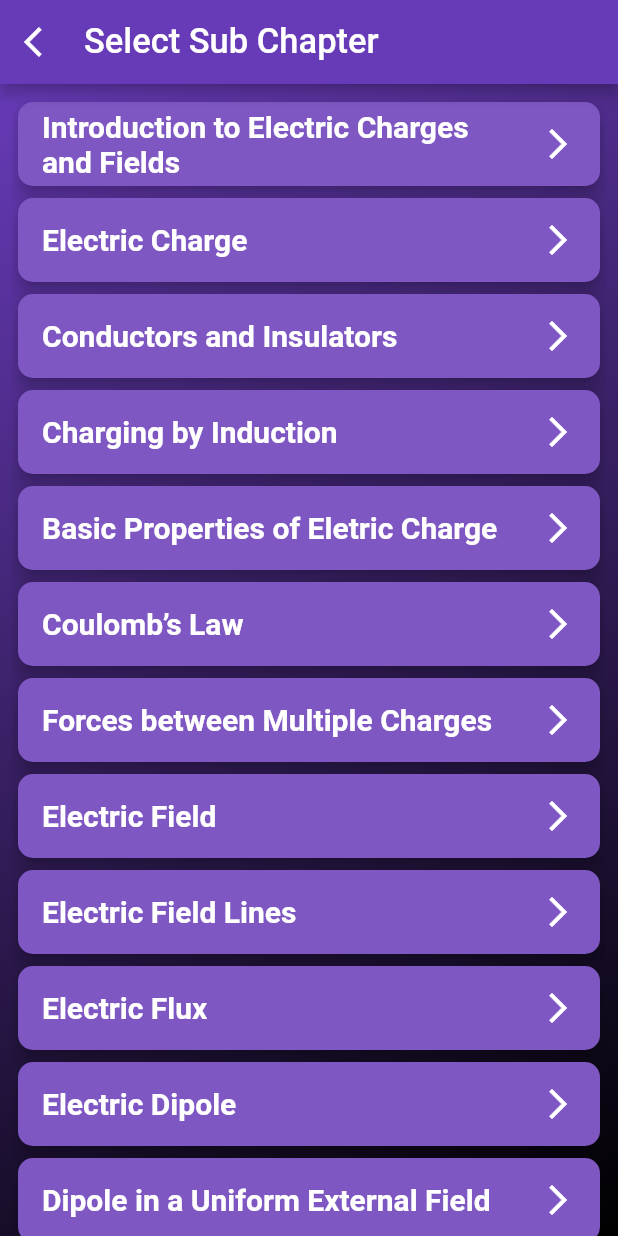
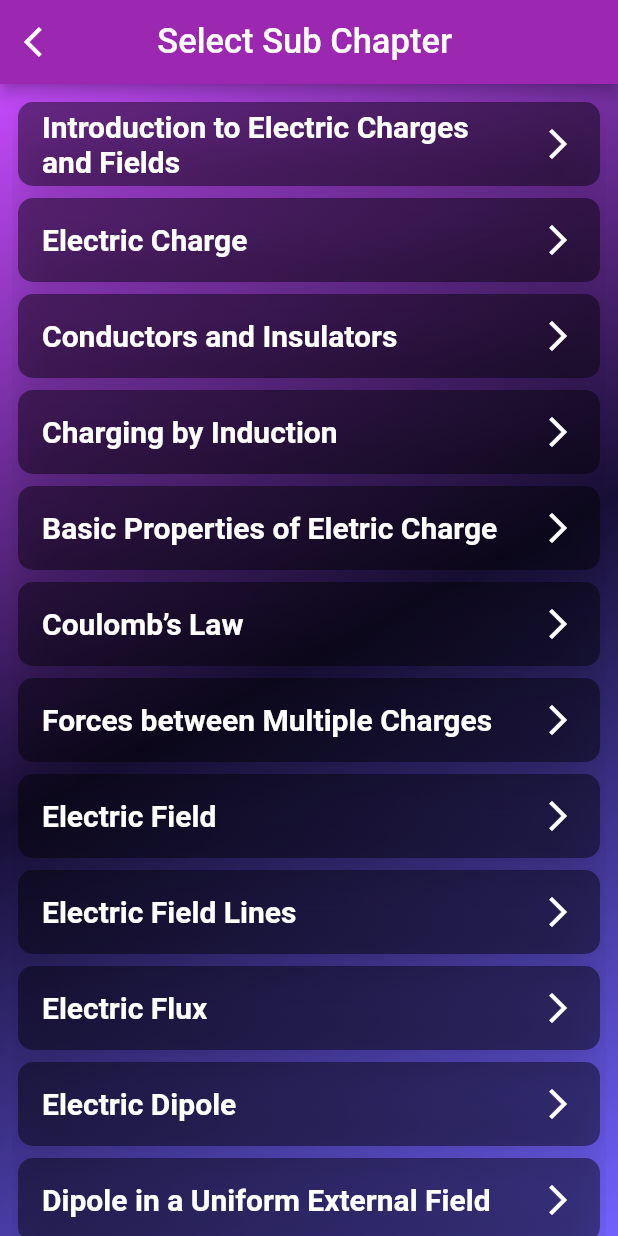
Before and after one commit to The-Dakhinia/VirtualPhysix, a Flutter app: the SelectChapterPage screen opened directly, after a tap on "Electric Charges and Fields", on a phone screen of 412 x 824 dp. Run offline on Flutter 3.47's test engine with Material 2 defaults, Android fonts, the light colour scheme and no system bars; our stand-ins replace cloud_firestore, firebase_auth, firebase_core, flutter_spinkit, google_sign_in, shared_preferences; missing offline and left inert: arcore_flutter_plugin, optional; accounts and stored records are empty; network calls fail.

Commit message:
UI up-to-date

```diff
--- a/vertual_physix/lib/Screens/chapter_page.dart
+++ b/vertual_physix/lib/Screens/chapter_page.dart
@@ -40,10 +40,12 @@ class _SelectChapterPageState extends State<SelectChapterPage> {
           },
           icon: const Icon(Icons.arrow_back_ios, color: Colors.white),
         ),
+        backgroundColor:  Colors.purple,
         title: const Text(
-          "Select Chapter",
-          style: TextStyle(fontSize: 23, color: Colors.white),
+            "Select Chapter",
+            style: TextStyle(fontSize: 23, color: Colors.white),
         ),
+        centerTitle: true,
       ),
       body: Container(
         width: MediaQuery.of(context).size.width,
@@ -52,7 +54,11 @@ class _SelectChapterPageState extends State<SelectChapterPage> {
           gradient: LinearGradient(
               begin: Alignment.topLeft,
               end: Alignment.bottomRight,
-              colors: [Colors.deepPurple, Colors.black]),
+              colors: [Color.fromARGB(255, 197, 74, 251),
+                Color.fromARGB(255, 23, 15, 54),
+                Color.fromARGB(255, 113, 98, 254)
+              ]
+          ),
         ),
         child: Expanded(
           child: Padding(
@@ -65,14 +71,28 @@ class _SelectChapterPageState extends State<SelectChapterPage> {
                   onTap: () {
                     Navigator.push(
                       context,
-                      MaterialPageRoute(
-                        builder: (context) => SelectSubChapterPage(),
+                      PageRouteBuilder(
+                        pageBuilder: (context, animation, secondaryAnimation) => const SelectSubChapterPage(),
+                        transitionsBuilder: (context, animation, secondaryAnimation, child) {
+                          const begin = Offset(1.0, 0.0);
+                          const end = Offset.zero;
+                          const curve = Curves.easeInOut;
+
+                          var tween = Tween(begin: begin, end: end).chain(CurveTween(curve: curve));
+                          var offsetAnimation = animation.drive(tween);
+
+                          return SlideTransition(
+                            position: offsetAnimation,
+                            child: child,
+                          );
+                        },
                       ),
                     );
                   },
                   child: Card(
-                    color: Colors.deepPurple[400],
-                    elevation: 5,
+                    color: Colors.black45,
+                    shadowColor: Colors.black45,
+                    elevation: 10,
                     shape: RoundedRectangleBorder(
                       borderRadius: BorderRadius.circular(10),
                     ),
--- a/vertual_physix/lib/Screens/sub_chapter_page.dart
+++ b/vertual_physix/lib/Screens/sub_chapter_page.dart
@@ -39,10 +39,12 @@ class _SelectSubChapterPageState extends State<SelectSubChapterPage> {
           },
           icon: const Icon(Icons.arrow_back_ios, color: Colors.white),
         ),
+        backgroundColor:  Colors.purple,
         title: const Text(
           "Select Sub Chapter ",
           style: TextStyle(fontSize: 23, color: Colors.white),
         ),
+        centerTitle: true,
       ),
       body: Container(
         width: MediaQuery.of(context).size.width,
@@ -51,7 +53,10 @@ class _SelectSubChapterPageState extends State<SelectSubChapterPage> {
           gradient: LinearGradient(
               begin: Alignment.topLeft,
               end: Alignment.bottomRight,
-              colors: [Colors.deepPurple, Colors.black]
+              colors: [Color.fromARGB(255, 197, 74, 251),
+                Color.fromARGB(255, 23, 15, 54),
+                Color.fromARGB(255, 113, 98, 254)
+              ]
           ),
         ),
         child: Expanded(
@@ -63,11 +68,30 @@ class _SelectSubChapterPageState extends State<SelectSubChapterPage> {
               itemBuilder: (context, index) {
                 return GestureDetector(
                   onTap: () {
-
+                    // Navigator.push(
+                    //   context,
+                    //   PageRouteBuilder(
+                    //     pageBuilder: (context, animation, secondaryAnimation) => const SelectSubChapterPage(),
+                    //     transitionsBuilder: (context, animation, secondaryAnimation, child) {
+                    //       const begin = Offset(1.0, 0.0);
+                    //       const end = Offset.zero;
+                    //       const curve = Curves.easeInOut;
+                    //
+                    //       var tween = Tween(begin: begin, end: end).chain(CurveTween(curve: curve));
+                    //       var offsetAnimation = animation.drive(tween);
+                    //
+                    //       return SlideTransition(
+                    //         position: offsetAnimation,
+                    //         child: child,
+                    //       );
+                    //     },
+                    //   ),
+                    // );
                   },
                   child: Card(
-                    color: Colors.deepPurple[400],
-                    elevation: 5,
+                    color: Colors.black45,
+                    shadowColor: Colors.black45,
+                    elevation: 10,
                     shape: RoundedRectangleBorder(
                       borderRadius: BorderRadius.circular(10),
                     ),
--- a/vertual_physix/lib/main.dart
+++ b/vertual_physix/lib/main.dart
@@ -11,7 +11,6 @@ import 'firebase_options.dart';
 
 //global object for accessing device screen size
 late Size mq;
-
 Future<void> main() async {
   WidgetsFlutterBinding.ensureInitialized();
 
@@ -45,7 +44,6 @@ class MyApp extends StatelessWidget {
       title: 'Vertual Physix',
       debugShowCheckedModeBanner: false,
       theme: ThemeData(
-        primarySwatch: Colors.deepPurple,
         visualDensity: VisualDensity.adaptivePlatformDensity,
 
       ),
```
Also changed, not shown: vertual_physix/lib/Screens/home_page.dart (+73 -10 lines), vertual_physix/pubspec.lock, 1 other file.
